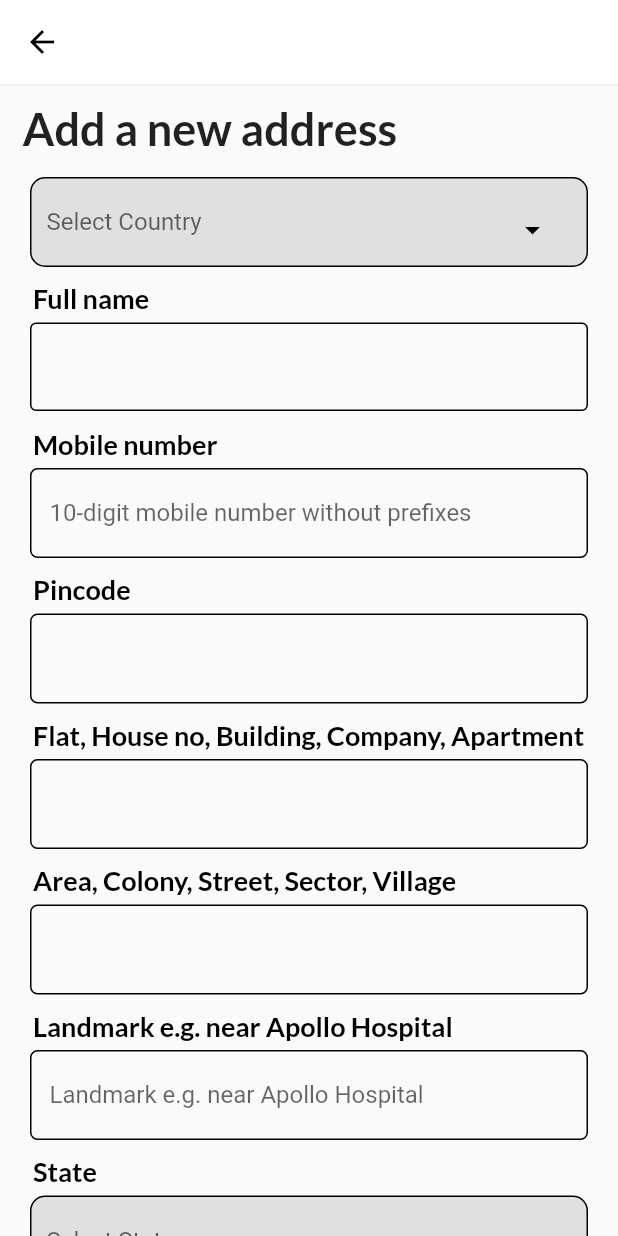
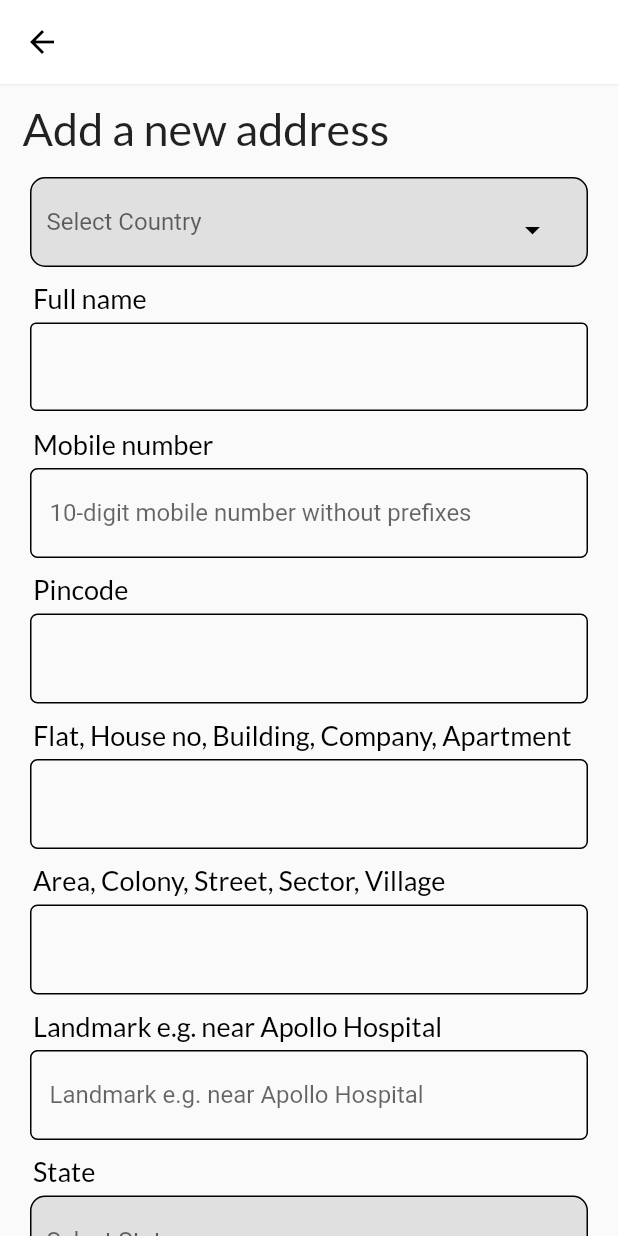
Before and after one commit to 1akhanBaheti/ShopX, a Flutter app: the ChangeOrAddAdress screen opened by its route, after a tap on "Add a new address", on a phone screen of 412 x 824 dp. Run offline on Flutter 3.47's test engine with Material 2 defaults, Android fonts, the phone set to English and light mode, and no system bars; our stand-ins replace cached_network_image, carousel_slider, cloud_firestore, dots_indicator, firebase_auth, firebase_core and 8 more; missing offline and left inert: dropbox_client; accounts and stored records are empty; project files that could hold a hidden picture were left out.

Commit message:
on signup add to cart fix & search fix

```diff
--- a/lib/Account.dart
+++ b/lib/Account.dart
@@ -229,12 +229,11 @@ class _AccountState extends State<Account> {
                   GestureDetector(
                     onTap: () async {
                       Map<String, dynamic> orders = {};
-                      await FirebaseDatabase.instance
-                          .reference()
+                      await FirebaseDatabase.instance.ref()
                           .child('Orders')
                           .once()
                           .then((value) {
-                        orders = value.value as Map<String, dynamic>;
+                        orders = value.snapshot.value as Map<String, dynamic>;
                       });
                       orders.forEach((key, value) {
                         if (key ==
--- a/lib/ChangeOrAddAddress.dart
+++ b/lib/ChangeOrAddAddress.dart
@@ -67,7 +67,7 @@ class ChangeOrAddAdress extends StatelessWidget {
                         height: 1,
                         color: Colors.grey.shade200,
                       ),
-                      Container(
+                      address.isNotEmpty?Container(
                           margin: EdgeInsets.all(10),
                           child: Text(
                             'Personal Addresses',
@@ -75,7 +75,7 @@ class ChangeOrAddAdress extends StatelessWidget {
                                 color: Colors.black,
                                 fontSize: 21,
                                 fontWeight: FontWeight.bold),
-                          )),
+                          )):Container(),
                       Container(
                         child: ListView.builder(
                             itemCount: address.length,
--- a/lib/Componenets/Drawer.dart
+++ b/lib/Componenets/Drawer.dart
@@ -71,7 +71,7 @@ class Drawer1 extends StatelessWidget {
                                                 .phoneNumber !=
                                             ''
                                         ? Text(
-                                            '9685628805',
+                                            '',
                                             style: GoogleFonts.lato(
                                                 color: Colors.black,
                                                 fontSize: 14,
--- a/lib/DeliveryAdress_base_Screen.dart
+++ b/lib/DeliveryAdress_base_Screen.dart
@@ -1,5 +1,7 @@
 
+import 'package:cloud_firestore/cloud_firestore.dart';
 import 'package:ecommerce/products.dart';
+import 'package:firebase_auth/firebase_auth.dart';
 import 'package:flutter/material.dart';
 import 'package:google_fonts/google_fonts.dart';
 
@@ -59,7 +61,7 @@ class _DelieveryAdressState extends State<DelieveryAdress> {
                 child: Text(
                   'Add a new address',
                   style: GoogleFonts.lato(
-                      fontWeight: FontWeight.bold, fontSize: 30),
+                      fontWeight: FontWeight.normal, fontSize: 30),
                 ),
               ),
               SizedBox(
@@ -120,7 +122,7 @@ class _DelieveryAdressState extends State<DelieveryAdress> {
                   child: Text('Full name',
                       style: GoogleFonts.lato(
                           fontSize: 18,
-                          fontWeight: FontWeight.bold,
+                          fontWeight: FontWeight.normal,
                           color: Colors.black))),
               Container(
                 //  color: Colors.deepOrange,
@@ -165,7 +167,7 @@ class _DelieveryAdressState extends State<DelieveryAdress> {
                       child: Text('*This field is required',
                           style: GoogleFonts.lato(
                               fontSize: 17,
-                              fontWeight: FontWeight.bold,
+                              fontWeight: FontWeight.normal,
                               color: Colors.red)))
                   : Container(),
               SizedBox(height: 10),
@@ -174,7 +176,7 @@ class _DelieveryAdressState extends State<DelieveryAdress> {
                   child: Text('Mobile number',
                       style: GoogleFonts.lato(
                           fontSize: 18,
-                          fontWeight: FontWeight.bold,
+                          fontWeight: FontWeight.normal,
                           color: Colors.black))),
               Container(
                 decoration: BoxDecoration(
@@ -205,7 +207,7 @@ class _DelieveryAdressState extends State<DelieveryAdress> {
                       child: Text('*This field is required',
                           style: GoogleFonts.lato(
                               fontSize: 17,
-                              fontWeight: FontWeight.bold,
+                              fontWeight: FontWeight.normal,
                               color: Colors.red)))
                   : Container(),
               SizedBox(height: 10),
@@ -214,7 +216,7 @@ class _DelieveryAdressState extends State<DelieveryAdress> {
                   child: Text('Pincode',
                       style: GoogleFonts.lato(
                           fontSize: 18,
-                          fontWeight: FontWeight.bold,
+                          fontWeight: FontWeight.normal,
                           color: Colors.black))),
               Container(
                 decoration: BoxDecoration(
@@ -246,7 +248,7 @@ class _DelieveryAdressState extends State<DelieveryAdress> {
                       child: Text('*This field is required',
                           style: GoogleFonts.lato(
                               fontSize: 17,
-                              fontWeight: FontWeight.bold,
+                              fontWeight: FontWeight.normal,
                               color: Colors.red)))
                   : Container(),
               SizedBox(height: 10),
@@ -255,7 +257,7 @@ class _DelieveryAdressState extends State<DelieveryAdress> {
                   child: Text('Flat, House no, Building, Company, Apartment',
                       style: GoogleFonts.lato(
                           fontSize: 18,
-                          fontWeight: FontWeight.bold,
+                          fontWeight: FontWeight.normal,
                           color: Colors.black))),
               Container(
                 decoration: BoxDecoration(
@@ -287,7 +289,7 @@ class _DelieveryAdressState extends State<DelieveryAdress> {
                       child: Text('*This field is required',
                           style: GoogleFonts.lato(
                               fontSize: 17,
-                              fontWeight: FontWeight.bold,
+                              fontWeight: FontWeight.normal,
                               color: Colors.red)))
                   : Container(),
               SizedBox(height: 10),
@@ -296,7 +298,7 @@ class _DelieveryAdressState extends State<DelieveryAdress> {
                   child: Text('Area, Colony, Street, Sector, Village',
                       style: GoogleFonts.lato(
                           fontSize: 18,
-                          fontWeight: FontWeight.bold,
+                          fontWeight: FontWeight.normal,
                           color: Colors.black))),
               Container(
                 decoration: BoxDecoration(
@@ -328,7 +330,7 @@ class _DelieveryAdressState extends State<DelieveryAdress> {
                       child: Text('*This field is required',
                           style: GoogleFonts.lato(
                               fontSize: 17,
-                              fontWeight: FontWeight.bold,
+                              fontWeight: FontWeight.normal,
                               color: Colors.red)))
                   : Container(),
               SizedBox(height: 10),
@@ -337,7 +339,7 @@ class _DelieveryAdressState extends State<DelieveryAdress> {
                   child: Text('Landmark e.g. near Apollo Hospital',
                       style: GoogleFonts.lato(
                           fontSize: 18,
-                          fontWeight: FontWeight.bold,
+                          fontWeight: FontWeight.normal,
                           color: Colors.black))),
               Container(
                 decoration: BoxDecoration(
@@ -369,7 +371,7 @@ class _DelieveryAdressState extends State<DelieveryAdress> {
                       child: Text('*This field is required',
                           style: GoogleFonts.lato(
                               fontSize: 17,
-                              fontWeight: FontWeight.bold,
+                              fontWeight: FontWeight.normal,
                               color: Colors.red)))
                   : Container(),
               SizedBox(
@@ -380,7 +382,7 @@ class _DelieveryAdressState extends State<DelieveryAdress> {
                   child: Text('State',
                       style: GoogleFonts.lato(
                           fontSize: 18,
-                          fontWeight: FontWeight.bold,
+                          fontWeight: FontWeight.normal,
                           color: Colors.black))),
               Container(
                 margin: EdgeInsets.only(left: 20, right: 20),
@@ -444,18 +446,18 @@ class _DelieveryAdressState extends State<DelieveryAdress> {
                       shape: MaterialStateProperty.all(RoundedRectangleBorder(
                         borderRadius: BorderRadius.circular(10),
                       ))),
-                  onPressed: () {
-                    // if (fullName.text == '') isFullnameEmpty = true;
+                  onPressed: () async{
+                    if (fullName.text == '') isFullnameEmpty = true;
 
-                    // if (mobileNumber.text == '') isMobileNoEmpty = true;
+                    if (mobileNumber.text == '') isMobileNoEmpty = true;
 
-                    // if (pincode.text == '') isPincodeEmpty = true;
+                    if (pincode.text == '') isPincodeEmpty = true;
 
-                    // if (houseNo.text == '') isHouseNoEmpty = true;
+                    if (houseNo.text == '') isHouseNoEmpty = true;
 
-                    // if (area.text == '') isAreaEmpty = true;
+                    if (area.text == '') isAreaEmpty = true;
 
-                    // if (landmark.text == '') isLandmarkEmpty = true;
+                    if (landmark.text == '') isLandmarkEmpty = true;
 
                     if (isFullnameEmpty ||
                         isMobileNoEmpty ||
@@ -465,44 +467,28 @@ class _DelieveryAdressState extends State<DelieveryAdress> {
                         isLandmarkEmpty)
                       setState(() {});
                     else {
-                      //  FirebaseFirestore.instance
-                      //     .collection('Users')
-                      //     .doc(FirebaseAuth.instance.currentUser!.uid)
-                      //     .update({
-                      //   'address': [
-                      //     {
-                      //       'Country': 'India',
-                      //       'Fullname': 'Lakhan Baheti 1',
-                      //       'Mobilenumber': '9999999999',
-                      //       'Pincode': '492001',
-                      //       'Flat,House no,Building,Company,Apartment':
-                      //           'Luv Kush Vihar B-20',
-                      //       'Area,Colony,Street,Sector,Village':
-                      //           'Choubey Colony',
-                      //       'Landmark': 'near RKC',
-                      //       'City':'Raipur',
-                      //       'State':'Chattisgarh'
-                      //     },
-                      //      {
-                      //       'Country': 'India',
-                      //       'Fullname': 'Lakhan Baheti 2',
-                      //       'Mobilenumber': '9999999999',
-                      //       'Pincode': '492001',
-                      //       'Flat,House no,Building,Company,Apartment':
-                      //           'Luv Kush Vihar B-20',
-                      //       'Area,Colony,Street,Sector,Village':
-                      //           'Choubey Colony',
-                      //       'Landmark': 'near RKC',
-                      //       'City':'Raipur',
-                      //       'State':'Chattisgarh'
-                      //     }
-                      //   ]
-                      // });
-                      // .get()
-                      // .then((value) {
-                      //   value.
-                      // });
-                     // Navigator.of(context).popAndPushNamed('toCheckoutScreen');
+                       await FirebaseFirestore.instance
+                          .collection('Users')
+                          .doc(FirebaseAuth.instance.currentUser!.uid)
+                          .update({
+                        'address': [
+                          {
+                            'Country': country,
+                            'Fullname': fullName.text,
+                            'Mobilenumber': mobileNumber.text,
+                            'Pincode': pincode.text,
+                            'Flat,House no,Building,Company,Apartment':
+                                houseNo.text,
+                            'Area,Colony,Street,Sector,Village':
+                                area.text,
+                            'Landmark': landmark.text,
+                            'City':"",
+                            'State':state
+                          },
+                        ]
+                      });
+
+                     Navigator.of(context).pop();
                     }
                   },
                   child: Text(
--- a/lib/Provider.dart
+++ b/lib/Provider.dart
@@ -301,7 +301,7 @@ class provider extends ChangeNotifier {
     saveForLater = [];
     try {
       instance.get().then((value) async {
-        temp = await value.data()!['saveForLater'];
+        temp = await value.data()?['saveForLater'];
         saveForLaterTemp = temp;
         temp.forEach((element) {
           saveForLater.add(ProductClass(
@@ -411,9 +411,7 @@ class provider extends ChangeNotifier {
   }
 
   /////////////////////////////////SOCIAL AUTHENTICATION//////////////////////////////////
-  Future facebookLogin() async {
-
-  }
+  Future facebookLogin() async {}
   ///////////////////////////////////////////////////////////////////////////////////////
 }
 
--- a/lib/Search.dart
+++ b/lib/Search.dart
@@ -34,9 +34,8 @@ class _SearchState extends State<Search> {
       child: MaterialApp(
         debugShowCheckedModeBanner: false,
         home: Scaffold(
-          body: InkWell(
-            splashColor: Colors.transparent,
-            highlightColor: Colors.transparent,
+          body: GestureDetector(
+
             onTap: () {
               if (!focusScope.hasPrimaryFocus)
                 focusScope.requestFocus(FocusNode());
--- a/lib/authentication.dart
+++ b/lib/authentication.dart
@@ -32,7 +32,11 @@ class Auth extends ChangeNotifier {
             'mobile no.': null,
             'name': name,
             'wishlist': [],
-            'cart': [{}],
+            'checkoutItems':[],
+            'cart': [],
+            'saveForLater': [],
+            'orders':{},
+            "address":[]
           })
           .then((value) => null)
           .catchError((e) {});
--- a/lib/checkoutProvider.dart
+++ b/lib/checkoutProvider.dart
@@ -81,9 +81,8 @@ class CheckoutProvider extends ChangeNotifier {
 
         // print(value.data());
 
-        address = await value.data()!['address'];
-
-        if (particularAdress == null) particularAdress = address[0];
+        address = await value.data()!['address'] ?? [];
+        if (particularAdress == null && address.isNotEmpty) particularAdress = address[0];
       });
       //return data;
     } catch (e) {
--- a/lib/checkoutScreen.dart
+++ b/lib/checkoutScreen.dart
@@ -87,7 +87,7 @@ class _CheckoutScreenState extends State<CheckoutScreen> {
                           color: Colors.grey.shade200,
                           height: 10,
                         ),
-                        Container(
+                        address!=null?Container(
                           // height: 100,
                           child: Column(
                             crossAxisAlignment: CrossAxisAlignment.start,
@@ -136,7 +136,7 @@ class _CheckoutScreenState extends State<CheckoutScreen> {
                               ),
                             ],
                           ),
-                        ),
+                        ):Container(),
                         InkWell(
                           onTap: () {
                             Navigator.of(context)
--- a/lib/firebaseProvider.dart
+++ b/lib/firebaseProvider.dart
@@ -80,9 +80,9 @@ class FirebaseProvider extends ChangeNotifier {
           element.title.toLowerCase().contains(s.toLowerCase())) {
         SearchProducts.add(element);
 
-        notifyListeners();
       }
     });
+    notifyListeners();
   }
 
   var link = [];
--- a/lib/signupScreens/mainOptions.dart
+++ b/lib/signupScreens/mainOptions.dart
@@ -40,9 +40,8 @@ class _MainSignupLoginState extends State<MainSignupLogin> {
     return Scaffold(
       resizeToAvoidBottomInset: true,
       body: Stack(children: [
-        InkWell(
-          splashColor: Colors.transparent,
-          highlightColor: Colors.transparent,
+        GestureDetector(
+
           onTap: () {
             if (!focus.hasPrimaryFocus) focus.unfocus();
           },
@@ -327,29 +326,29 @@ class _MainSignupLoginState extends State<MainSignupLogin> {
                                 ),
                               ),
                             ),
-                            Container(
-                              margin: EdgeInsets.only(bottom: 10, left: 23),
-                              child: Row(
-                                children: [
-                                  Container(
-                                    child: Text(
-                                      "Don\'t have an account?  ",
-                                      style: GoogleFonts.lato(
-                                          color: Colors.white, fontSize: 18),
-                                    ),
-                                  ),
-                                  Container(
-                                    child: Text(
-                                      "Sign up",
-                                      style: GoogleFonts.lato(
-                                          color: Colors.teal.shade400,
-                                          fontSize: 18,
-                                          fontWeight: FontWeight.bold),
-                                    ),
-                                  ),
-                                ],
-                              ),
-                            ),
+                            // Container(
+                            //   margin: EdgeInsets.only(bottom: 10, left: 23),
+                            //   child: Row(
+                            //     children: [
+                            //       Container(
+                            //         child: Text(
+                            //           "Don\'t have an account?  ",
+                            //           style: GoogleFonts.lato(
+                            //               color: Colors.white, fontSize: 18),
+                            //         ),
+                            //       ),
+                            //       Container(
+                            //         child: Text(
+                            //           "Sign up",
+                            //           style: GoogleFonts.lato(
+                            //               color: Colors.teal.shade400,
+                            //               fontSize: 18,
+                            //               fontWeight: FontWeight.bold),
+                            //         ),
+                            //       ),
+                            //     ],
+                            //   ),
+                            // ),
                             // Container(
                             //   margin: EdgeInsets.only(bottom: 15, left: 23),
                             //   child: Row(
@@ -373,16 +372,16 @@ class _MainSignupLoginState extends State<MainSignupLogin> {
                             //     ],
                             //   ),
                             // ),
-                            Container(
-                              margin: EdgeInsets.only(bottom: 20, left: 23),
-                              child: Text(
-                                "Forgot your password?",
-                                style: GoogleFonts.lato(
-                                    color: Colors.teal.shade400,
-                                    fontSize: 18,
-                                    fontWeight: FontWeight.bold),
-                              ),
-                            ),
+                            // Container(
+                            //   margin: EdgeInsets.only(bottom: 20, left: 23),
+                            //   child: Text(
+                            //     "Forgot your password?",
+                            //     style: GoogleFonts.lato(
+                            //         color: Colors.teal.shade400,
+                            //         fontSize: 18,
+                            //         fontWeight: FontWeight.bold),
+                            //   ),
+                            // ),
                           ],
                         ),
                       ),
```
Also changed, not shown: lib/FavoriteScreen.dart (+5 -4 lines), lib/cartScreen.dart (+9 -8 lines), pubspec.yaml (+15 -15 lines), pubspec.lock, 3 other files. Lines whose indentation alone changed are shown as unchanged.
